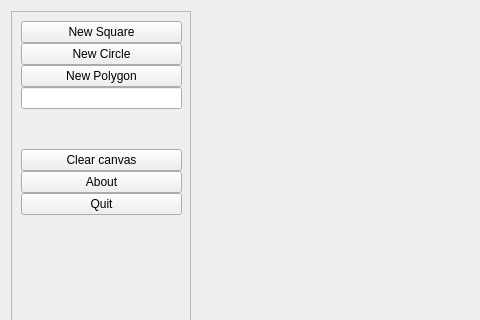
Above: MainWindow.ui from Fuuzetsu/cwk1-cm20219-2013 before the change; both pictures show x 0 to 480 and y 0 to 320 of the 794 by 848 pixel window. Below: the same form after it.
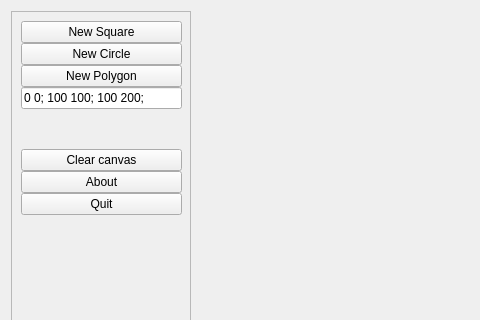
That is the form after the change. Custom widgets are drawn as their Qt base class.

What changed in the file:
```diff
--- a/MainWindow.ui
+++ b/MainWindow.ui
@@ -79,7 +79,11 @@
         </widget>
        </item>
        <item>
-        <widget class="QLineEdit" name="polygonEdit"/>
+        <widget class="QLineEdit" name="polygonEdit">
+         <property name="text">
+          <string>0 0; 100 100; 100 200;</string>
+         </property>
+        </widget>
        </item>
        <item>
         <spacer name="verticalSpacer_2">
```
